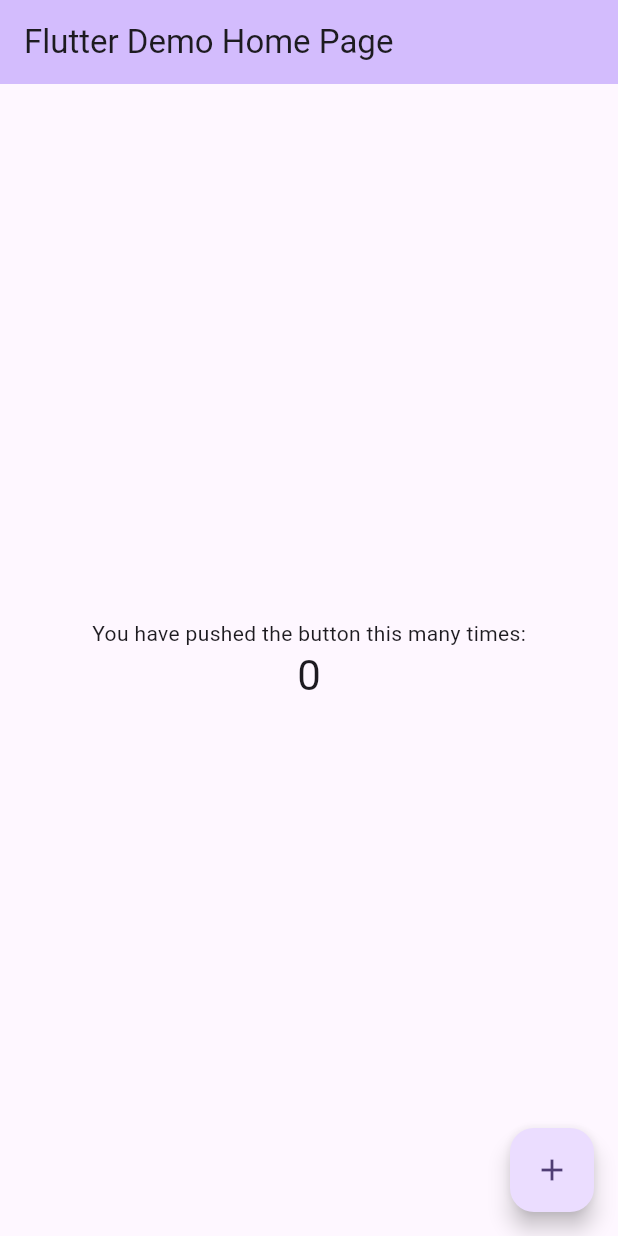
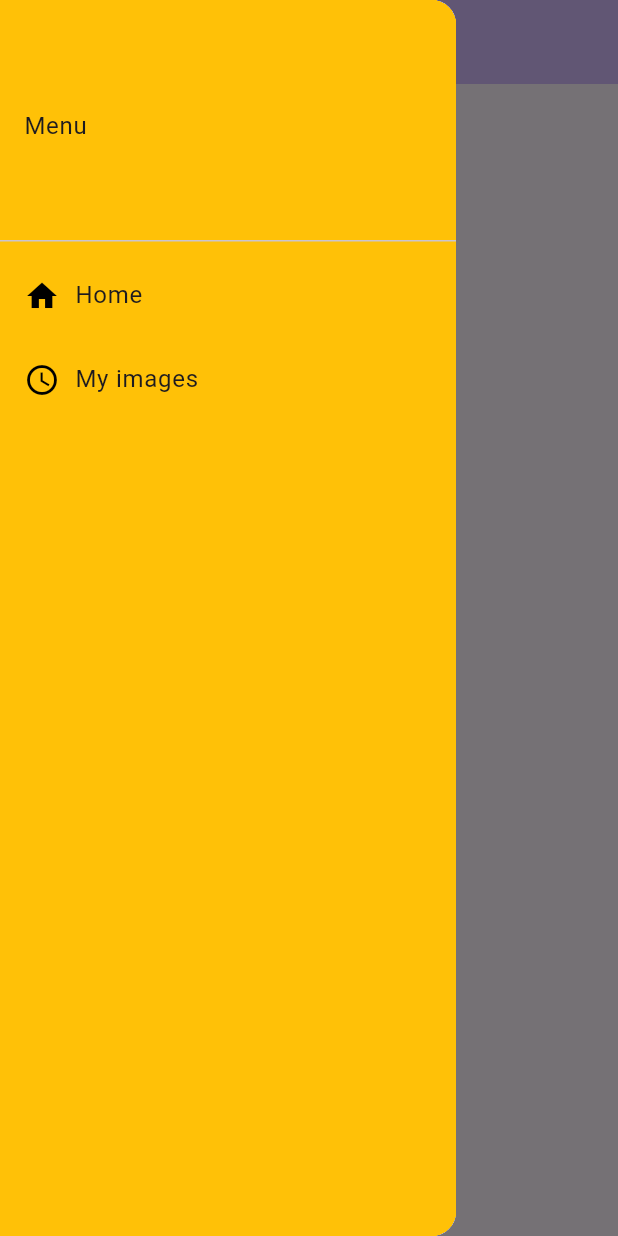
Before and after one commit to 911-LucianGabriel-Bratu/UtterArt, a Flutter app: the screen it shows after launch, with the side drawer open (before the commit the screen has no drawer), on a phone screen of 412 x 824 dp. Run offline on Flutter 3.47's test engine with Material 3 defaults, Android fonts, the phone set to English and light mode, and no system bars.

Commit message:
Add drawer and navigation between pages

```diff
--- /dev/null
+++ b/lib/components/drawer.dart
@@ -0,0 +1,75 @@
+import 'package:flutter/cupertino.dart';
+import 'package:flutter/material.dart';
+import 'package:utter_art/main.dart';
+import 'package:utter_art/pages/my_images_page.dart';
+
+class AppDrawer extends StatefulWidget {
+
+  const AppDrawer({super.key});
+
+  @override
+  _AppDrawerState createState() => _AppDrawerState();
+
+}
+
+class _AppDrawerState extends State<AppDrawer>{
+
+  @override
+  void initState(){
+    super.initState();
+  }
+
+  @override
+  Widget build(BuildContext context) {
+    return Drawer(
+      child: Container(
+        decoration: const BoxDecoration(
+          color: Colors.amber
+        ),
+        alignment: Alignment.center,
+        child: ListView(
+          padding: EdgeInsets.zero,
+          children: [
+            DrawerHeader(child:
+              Row(children: [
+                Text('Menu')
+              ],)
+            ),
+            ListTile(
+              title: const Row(
+                children: [
+                  Icon(Icons.home, color: Colors.black),
+                  SizedBox(width: 10),
+                  Text('Home')
+                ],
+              ),
+              onTap: () =>  {
+                Navigator.pushReplacement(
+                    context,
+                    MaterialPageRoute(
+                        builder: (context) => const MyHomePage(title: "Home")
+                    )
+                )
+              }
+            ),
+            ListTile(
+              title: const Row(
+                children: [
+                  Icon(Icons.access_time, color: Colors.black),
+                  SizedBox(width: 10),
+                  Text('My images')
+                ],
+              ),
+              onTap: () =>  Navigator.pushReplacement(
+                  context,
+                  MaterialPageRoute(
+                      builder: (context) => const MyImagesPage(title: 'Images')
+                  )
+              ),
+            )
+          ],
+        ),
+      ),
+    );
+  }
+}
--- a/lib/main.dart
+++ b/lib/main.dart
@@ -1,4 +1,5 @@
 import 'package:flutter/material.dart';
+import 'package:utter_art/components/drawer.dart';
 
 void main() {
   runApp(const MyApp());
@@ -11,43 +12,18 @@
   @override
   Widget build(BuildContext context) {
     return MaterialApp(
-      title: 'Flutter Demo',
+      title: 'UtterArt',
       theme: ThemeData(
-        // This is the theme of your application.
-        //
-        // TRY THIS: Try running your application with "flutter run". You'll see
-        // the application has a blue toolbar. Then, without quitting the app,
-        // try changing the seedColor in the colorScheme below to Colors.green
-        // and then invoke "hot reload" (save your changes or press the "hot
-        // reload" button in a Flutter-supported IDE, or press "r" if you used
-        // the command line to start the app).
-        //
-        // Notice that the counter didn't reset back to zero; the application
-        // state is not lost during the reload. To reset the state, use hot
-        // restart instead.
-        //
-        // This works for code too, not just values: Most code changes can be
-        // tested with just a hot reload.
         colorScheme: ColorScheme.fromSeed(seedColor: Colors.deepPurple),
         useMaterial3: true,
       ),
-      home: const MyHomePage(title: 'Flutter Demo Home Page'),
+      home: const MyHomePage(title: 'Home'),
     );
   }
 }
 
 class MyHomePage extends StatefulWidget {
   const MyHomePage({super.key, required this.title});
-
-  // This widget is the home page of your application. It is stateful, meaning
-  // that it has a State object (defined below) that contains fields that affect
-  // how it looks.
-
-  // This class is the configuration for the state. It holds the values (in this
-  // case the title) provided by the parent (in this case the App widget) and
-  // used by the build method of the State. Fields in a Widget subclass are
-  // always marked "final".
-
   final String title;
 
   @override
@@ -55,71 +31,26 @@
 }
 
 class _MyHomePageState extends State<MyHomePage> {
-  int _counter = 0;
-
-  void _incrementCounter() {
-    setState(() {
-      // This call to setState tells the Flutter framework that something has
-      // changed in this State, which causes it to rerun the build method below
-      // so that the display can reflect the updated values. If we changed
-      // _counter without calling setState(), then the build method would not be
-      // called again, and so nothing would appear to happen.
-      _counter++;
-    });
-  }
 
   @override
   Widget build(BuildContext context) {
-    // This method is rerun every time setState is called, for instance as done
-    // by the _incrementCounter method above.
-    //
-    // The Flutter framework has been optimized to make rerunning build methods
-    // fast, so that you can just rebuild anything that needs updating rather
-    // than having to individually change instances of widgets.
     return Scaffold(
       appBar: AppBar(
-        // TRY THIS: Try changing the color here to a specific color (to
-        // Colors.amber, perhaps?) and trigger a hot reload to see the AppBar
-        // change color while the other colors stay the same.
         backgroundColor: Theme.of(context).colorScheme.inversePrimary,
-        // Here we take the value from the MyHomePage object that was created by
-        // the App.build method, and use it to set our appbar title.
         title: Text(widget.title),
       ),
+      drawer: const AppDrawer(),
       body: Center(
-        // Center is a layout widget. It takes a single child and positions it
-        // in the middle of the parent.
         child: Column(
-          // Column is also a layout widget. It takes a list of children and
-          // arranges them vertically. By default, it sizes itself to fit its
-          // children horizontally, and tries to be as tall as its parent.
-          //
-          // Column has various properties to control how it sizes itself and
-          // how it positions its children. Here we use mainAxisAlignment to
-          // center the children vertically; the main axis here is the vertical
-          // axis because Columns are vertical (the cross axis would be
-          // horizontal).
-          //
-          // TRY THIS: Invoke "debug painting" (choose the "Toggle Debug Paint"
-          // action in the IDE, or press "p" in the console), to see the
-          // wireframe for each widget.
           mainAxisAlignment: MainAxisAlignment.center,
           children: <Widget>[
             const Text(
-              'You have pushed the button this many times:',
+              'Home',
             ),
-            Text(
-              '$_counter',
-              style: Theme.of(context).textTheme.headlineMedium,
-            ),
+            //Add Button for upload file functionality,
           ],
         ),
-      ),
-      floatingActionButton: FloatingActionButton(
-        onPressed: _incrementCounter,
-        tooltip: 'Increment',
-        child: const Icon(Icons.add),
-      ), // This trailing comma makes auto-formatting nicer for build methods.
+      )
     );
   }
 }
```
Also changed, not shown: lib/pages/my_images_page.dart (added, +38 -0 lines).
